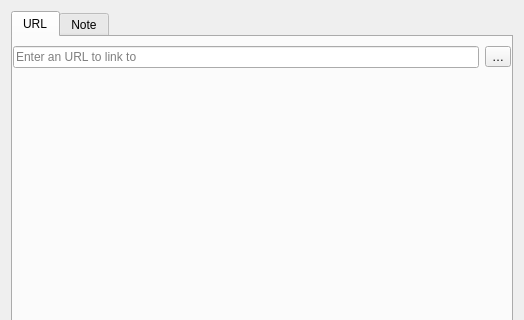
First picture: the form in src/dialogs/linkdialog.ui, repository pbek/QOwnNotes, before the edit; both pictures show x 0 to 524 and y 0 to 320 of the 524 by 531 pixel window.
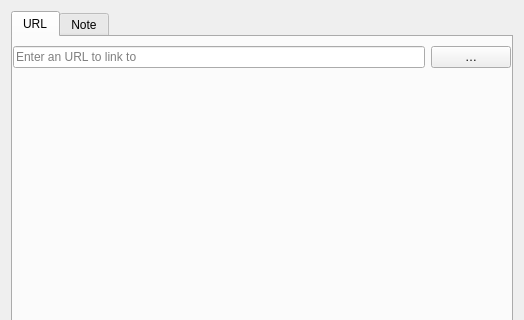
Second picture: the form after the edit. Icons and pictures are not drawn.

The edit to the form file:
```diff
--- a/src/dialogs/linkdialog.ui
+++ b/src/dialogs/linkdialog.ui
@@ -45,16 +45,6 @@
          <property name="bottomMargin">
           <number>0</number>
          </property>
-         <item row="1" column="2">
-          <widget class="QToolButton" name="fileUrlButton">
-           <property name="toolTip">
-            <string>&lt;html&gt;&lt;head/&gt;&lt;body&gt;&lt;p&gt;select local file to link to&lt;/p&gt;&lt;/body&gt;&lt;/html&gt;</string>
-           </property>
-           <property name="text">
-            <string notr="true">…</string>
-           </property>
-          </widget>
-         </item>
          <item row="1" column="1">
           <widget class="QLineEdit" name="urlEdit">
            <property name="statusTip">
@@ -87,6 +77,16 @@
            </property>
           </spacer>
          </item>
+         <item row="1" column="2">
+          <widget class="QPushButton" name="fileUrlButton">
+           <property name="toolTip">
+            <string>Select local file or directory to link to</string>
+           </property>
+           <property name="text">
+            <string notr="true">…</string>
+           </property>
+          </widget>
+         </item>
         </layout>
        </widget>
        <widget class="QWidget" name="noteTab">
```
